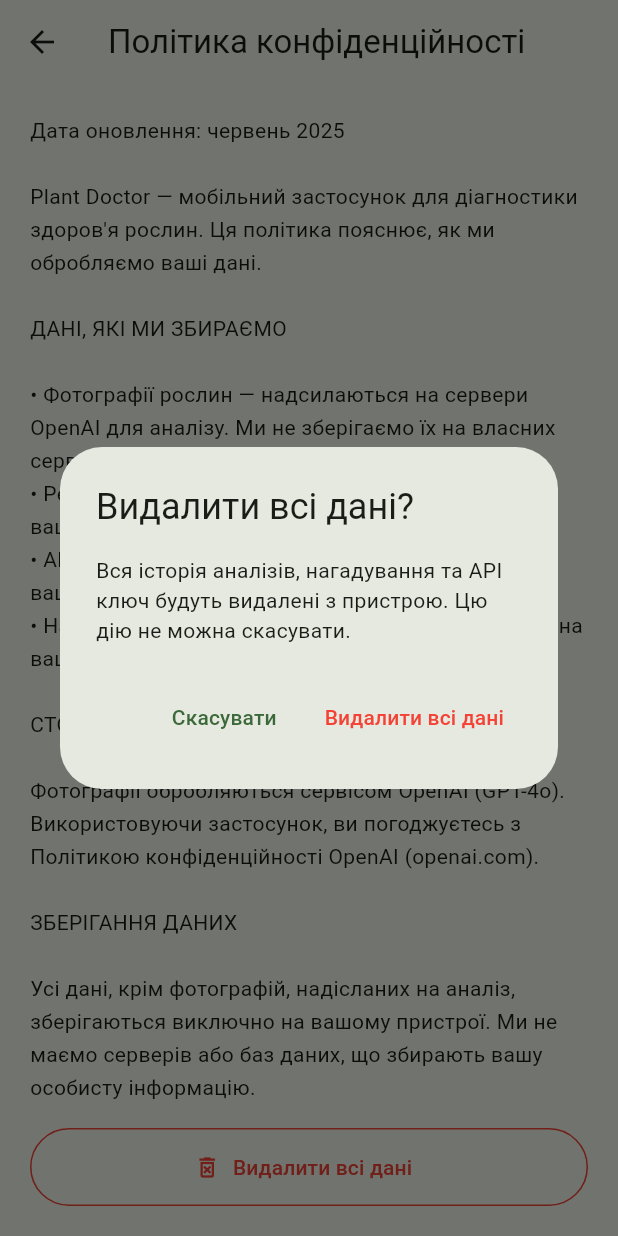
After one commit to pdm7177/plant-doctor, a Flutter app: the PrivacyPolicyScreen screen opened directly, after a tap on "Видалити всі дані", on a phone screen of 412 x 824 dp. The commit adds this screen. Run offline on Flutter 3.47's test engine with Material 3 defaults, Android fonts, the phone set to English and light mode, and no system bars; our stand-ins replace flutter_local_notifications, image_picker, shared_preferences, timezone; accounts and stored records are empty.

Commit message:
feat: Task 6 - Privacy Policy screen with delete all data
- privacy_policy_screen.dart: new screen with full policy text in uk/en/es/ru/de/fr
- privacy_policy_screen.dart: Delete all data button with confirmation dialog
- storage_service.dart: clearAllData() method (deletes images + clears SharedPreferences)
- app_strings.dart: add privacyPolicy/deleteDataBtn/deleteDataTitle/deleteDataMsg/deleteDataDone to all 6 languages
- settings_screen.dart: Privacy Policy ListTile at the bottom, navigates to new screen

```diff
--- a/lib/l10n/app_strings.dart
+++ b/lib/l10n/app_strings.dart
@@ -85,6 +85,12 @@ class AppStrings {
       'recFertilizer': 'Добриво',
       'recAdditional': 'Додатково',
       'notifPermDenied': 'Дозвіл на сповіщення не надано',
+      'privacyPolicy': 'Політика конфіденційності',
+      'deleteDataBtn': 'Видалити всі дані',
+      'deleteDataTitle': 'Видалити всі дані?',
+      'deleteDataMsg':
+          'Вся історія аналізів, нагадування та API ключ будуть видалені з пристрою. Цю дію не можна скасувати.',
+      'deleteDataDone': 'Всі дані видалено',
     },
     'en': {
       'appTitle': 'Plant Doctor',
@@ -168,6 +174,12 @@ class AppStrings {
       'recFertilizer': 'Fertilizer',
       'recAdditional': 'Additional',
       'notifPermDenied': 'Notification permission denied',
+      'privacyPolicy': 'Privacy Policy',
+      'deleteDataBtn': 'Delete all data',
+      'deleteDataTitle': 'Delete all data?',
+      'deleteDataMsg':
+          'All analysis history, reminders and API key will be deleted from your device. This action cannot be undone.',
+      'deleteDataDone': 'All data deleted',
     },
     'es': {
       'appTitle': 'Plant Doctor',
@@ -251,6 +263,12 @@ class AppStrings {
       'recFertilizer': 'Fertilizante',
       'recAdditional': 'Adicional',
       'notifPermDenied': 'Permiso de notificación denegado',
+      'privacyPolicy': 'Política de privacidad',
+      'deleteDataBtn': 'Eliminar todos los datos',
+      'deleteDataTitle': '¿Eliminar todos los datos?',
+      'deleteDataMsg':
+          'Todo el historial de análisis, recordatorios y clave API se eliminarán de tu dispositivo. Esta acción no se puede deshacer.',
+      'deleteDataDone': 'Todos los datos eliminados',
     },
     'ru': {
       'appTitle': 'Plant Doctor',
@@ -334,6 +352,12 @@ class AppStrings {
       'recFertilizer': 'Удобрение',
       'recAdditional': 'Дополнительно',
       'notifPermDenied': 'Разрешение на уведомления не предоставлено',
+      'privacyPolicy': 'Политика конфиденциальности',
+      'deleteDataBtn': 'Удалить все данные',
+      'deleteDataTitle': 'Удалить все данные?',
+      'deleteDataMsg':
+          'Вся история анализов, напоминания и API ключ будут удалены с устройства. Это действие нельзя отменить.',
+      'deleteDataDone': 'Все данные удалены',
     },
     'de': {
       'appTitle': 'Plant Doctor',
@@ -417,6 +441,12 @@ class AppStrings {
       'recFertilizer': 'Dünger',
       'recAdditional': 'Zusätzlich',
       'notifPermDenied': 'Benachrichtigungsberechtigung verweigert',
+      'privacyPolicy': 'Datenschutzrichtlinie',
+      'deleteDataBtn': 'Alle Daten löschen',
+      'deleteDataTitle': 'Alle Daten löschen?',
+      'deleteDataMsg':
+          'Die gesamte Analysehistorie, Erinnerungen und der API-Schlüssel werden vom Gerät gelöscht. Diese Aktion kann nicht rückgängig gemacht werden.',
+      'deleteDataDone': 'Alle Daten gelöscht',
     },
     'fr': {
       'appTitle': 'Plant Doctor',
@@ -500,6 +530,12 @@ class AppStrings {
       'recFertilizer': 'Fertilisant',
       'recAdditional': 'Supplémentaire',
       'notifPermDenied': 'Permission de notification refusée',
+      'privacyPolicy': 'Politique de confidentialité',
+      'deleteDataBtn': 'Supprimer toutes les données',
+      'deleteDataTitle': 'Supprimer toutes les données ?',
+      'deleteDataMsg':
+          "Tout l'historique d'analyses, les rappels et la clé API seront supprimés de votre appareil. Cette action est irréversible.",
+      'deleteDataDone': 'Toutes les données supprimées',
     },
   };
 
@@ -577,6 +613,11 @@ class AppStrings {
   String get languageRu => get('languageRu');
   String get languageDe => get('languageDe');
   String get languageFr => get('languageFr');
+  String get privacyPolicy => get('privacyPolicy');
+  String get deleteDataBtn => get('deleteDataBtn');
+  String get deleteDataTitle => get('deleteDataTitle');
+  String get deleteDataMsg => get('deleteDataMsg');
+  String get deleteDataDone => get('deleteDataDone');
   String get recWatering => get('recWatering');
   String get recLight => get('recLight');
   String get recTemperature => get('recTemperature');
--- /dev/null
+++ b/lib/screens/privacy_policy_screen.dart
@@ -0,0 +1,241 @@
+import 'package:flutter/material.dart';
+import 'package:provider/provider.dart';
+import '../l10n/locale_provider.dart';
+import '../services/storage_service.dart';
+
+class PrivacyPolicyScreen extends StatelessWidget {
+  const PrivacyPolicyScreen({super.key});
+
+  static const Map<String, String> _policyText = {
+    'uk': '''Дата оновлення: червень 2025
+
+Plant Doctor — мобільний застосунок для діагностики здоров'я рослин. Ця політика пояснює, як ми обробляємо ваші дані.
+
+ДАНІ, ЯКІ МИ ЗБИРАЄМО
+
+• Фотографії рослин — надсилаються на сервери OpenAI для аналізу. Ми не зберігаємо їх на власних серверах.
+• Результати аналізів — зберігаються виключно на вашому пристрої.
+• API ключ OpenAI — зберігається локально на вашому пристрої, ніколи не передається нам.
+• Нагадування про полив — зберігаються локально на вашому пристрої.
+
+СТОРОННІ СЕРВІСИ
+
+Фотографії обробляються сервісом OpenAI (GPT-4o). Використовуючи застосунок, ви погоджуєтесь з Політикою конфіденційності OpenAI (openai.com).
+
+ЗБЕРІГАННЯ ДАНИХ
+
+Усі дані, крім фотографій, надісланих на аналіз, зберігаються виключно на вашому пристрої. Ми не маємо серверів або баз даних, що збирають вашу особисту інформацію.
+
+ВАШІ ПРАВА
+
+Ви можете видалити всі свої дані в будь-який час за допомогою кнопки нижче.
+
+ЗВ'ЯЗОК
+
+З питань щодо цієї політики: support@plantdoctor.app''',
+    'en': '''Last updated: June 2025
+
+Plant Doctor is a mobile application for plant health diagnosis. This policy explains how we handle your data.
+
+DATA WE COLLECT
+
+• Plant photos — sent to OpenAI's servers for analysis. We do not store them on our own servers.
+• Analysis history — saved locally on your device only.
+• OpenAI API key — stored locally on your device only, never transmitted to us.
+• Watering reminders — stored locally on your device only.
+
+THIRD-PARTY SERVICES
+
+Your photos are processed by OpenAI (GPT-4o). By using this app, you agree to OpenAI's Privacy Policy (openai.com).
+
+DATA STORAGE
+
+All data except photos sent for analysis is stored exclusively on your device. We have no servers or databases collecting your personal information.
+
+YOUR RIGHTS
+
+You can delete all your data at any time using the button below.
+
+CONTACT
+
+For questions about this policy: support@plantdoctor.app''',
+    'es': '''Última actualización: junio de 2025
+
+Plant Doctor es una aplicación móvil para el diagnóstico de la salud de las plantas. Esta política explica cómo manejamos tus datos.
+
+DATOS QUE RECOPILAMOS
+
+• Fotos de plantas — enviadas a los servidores de OpenAI para su análisis. No las almacenamos en nuestros propios servidores.
+• Historial de análisis — guardado localmente solo en tu dispositivo.
+• Clave API de OpenAI — almacenada localmente en tu dispositivo, nunca nos la transmites.
+• Recordatorios de riego — almacenados localmente en tu dispositivo.
+
+SERVICIOS DE TERCEROS
+
+Tus fotos son procesadas por OpenAI (GPT-4o). Al usar esta aplicación, aceptas la Política de privacidad de OpenAI (openai.com).
+
+ALMACENAMIENTO DE DATOS
+
+Todos los datos, excepto las fotos enviadas para análisis, se almacenan exclusivamente en tu dispositivo. No tenemos servidores ni bases de datos que recopilen tu información personal.
+
+TUS DERECHOS
+
+Puedes eliminar todos tus datos en cualquier momento usando el botón de abajo.
+
+CONTACTO
+
+Para preguntas sobre esta política: support@plantdoctor.app''',
+    'ru': '''Дата обновления: июнь 2025
+
+Plant Doctor — мобильное приложение для диагностики здоровья растений. Эта политика объясняет, как мы обрабатываем ваши данные.
+
+ДАННЫЕ, КОТОРЫЕ МЫ СОБИРАЕМ
+
+• Фотографии растений — отправляются на серверы OpenAI для анализа. Мы не храним их на собственных серверах.
+• История анализов — сохраняется исключительно на вашем устройстве.
+• API ключ OpenAI — хранится локально на вашем устройстве, никогда не передаётся нам.
+• Напоминания о поливе — хранятся локально на вашем устройстве.
+
+СТОРОННИЕ СЕРВИСЫ
+
+Фотографии обрабатываются сервисом OpenAI (GPT-4o). Используя приложение, вы соглашаетесь с Политикой конфиденциальности OpenAI (openai.com).
+
+ХРАНЕНИЕ ДАННЫХ
+
+Все данные, кроме фотографий, отправленных на анализ, хранятся исключительно на вашем устройстве. У нас нет серверов или баз данных, собирающих вашу личную информацию.
+
+ВАШИ ПРАВА
+
+Вы можете удалить все свои данные в любое время с помощью кнопки ниже.
+
+КОНТАКТ
+
+По вопросам этой политики: support@plantdoctor.app''',
+    'de': '''Zuletzt aktualisiert: Juni 2025
+
+Plant Doctor ist eine mobile Anwendung zur Diagnose der Pflanzengesundheit. Diese Richtlinie erklärt, wie wir mit deinen Daten umgehen.
+
+DATEN, DIE WIR ERFASSEN
+
+• Pflanzenfotos — werden zur Analyse an OpenAI-Server gesendet. Wir speichern sie nicht auf unseren eigenen Servern.
+• Analysehistorie — wird ausschließlich lokal auf deinem Gerät gespeichert.
+• OpenAI API-Schlüssel — wird lokal auf deinem Gerät gespeichert, niemals an uns übertragen.
+• Gieß-Erinnerungen — werden lokal auf deinem Gerät gespeichert.
+
+DRITTANBIETER-DIENSTE
+
+Deine Fotos werden von OpenAI (GPT-4o) verarbeitet. Durch die Nutzung der App stimmst du der Datenschutzrichtlinie von OpenAI (openai.com) zu.
+
+DATENSPEICHERUNG
+
+Alle Daten außer den zur Analyse gesendeten Fotos werden ausschließlich auf deinem Gerät gespeichert. Wir haben keine Server oder Datenbanken, die deine persönlichen Daten sammeln.
+
+DEINE RECHTE
+
+Du kannst alle deine Daten jederzeit über die Schaltfläche unten löschen.
+
+KONTAKT
+
+Bei Fragen zu dieser Richtlinie: support@plantdoctor.app''',
+    'fr': '''Dernière mise à jour : juin 2025
+
+Plant Doctor est une application mobile de diagnostic de la santé des plantes. Cette politique explique comment nous traitons vos données.
+
+DONNÉES QUE NOUS COLLECTONS
+
+• Photos de plantes — envoyées aux serveurs d'OpenAI pour analyse. Nous ne les stockons pas sur nos propres serveurs.
+• Historique des analyses — sauvegardé uniquement en local sur votre appareil.
+• Clé API OpenAI — stockée en local sur votre appareil, jamais transmise à nos serveurs.
+• Rappels d'arrosage — stockés en local sur votre appareil.
+
+SERVICES TIERS
+
+Vos photos sont traitées par OpenAI (GPT-4o). En utilisant cette application, vous acceptez la Politique de confidentialité d'OpenAI (openai.com).
+
+STOCKAGE DES DONNÉES
+
+Toutes les données, sauf les photos envoyées pour analyse, sont stockées exclusivement sur votre appareil. Nous ne disposons d'aucun serveur ni base de données collectant vos informations personnelles.
+
+VOS DROITS
+
+Vous pouvez supprimer toutes vos données à tout moment en utilisant le bouton ci-dessous.
+
+CONTACT
+
+Pour toute question sur cette politique : support@plantdoctor.app''',
+  };
+
+  Future<void> _confirmDelete(BuildContext context) async {
+    final s = context.read<LocaleProvider>().strings;
+    final confirmed = await showDialog<bool>(
+      context: context,
+      builder: (ctx) => AlertDialog(
+        title: Text(s.deleteDataTitle),
+        content: Text(s.deleteDataMsg),
+        actions: [
+          TextButton(
+            onPressed: () => Navigator.pop(ctx, false),
+            child: Text(s.cancel),
+          ),
+          TextButton(
+            onPressed: () => Navigator.pop(ctx, true),
+            style: TextButton.styleFrom(foregroundColor: Colors.red),
+            child: Text(s.deleteDataBtn),
+          ),
+        ],
+      ),
+    );
+
+    if (confirmed != true) return;
+    if (!context.mounted) return;
+
+    await StorageService().clearAllData();
+    if (!context.mounted) return;
+
+    ScaffoldMessenger.of(context).showSnackBar(
+      SnackBar(content: Text(s.deleteDataDone)),
+    );
+    Navigator.of(context).popUntil((r) => r.isFirst);
+  }
+
+  @override
+  Widget build(BuildContext context) {
+    final s = context.watch<LocaleProvider>().strings;
+    final lang = context.watch<LocaleProvider>().languageCode;
+    final text = _policyText[lang] ?? _policyText['en']!;
+    final theme = Theme.of(context);
+
+    return Scaffold(
+      appBar: AppBar(title: Text(s.privacyPolicy)),
+      body: Column(
+        children: [
+          Expanded(
+            child: SingleChildScrollView(
+              padding: const EdgeInsets.fromLTRB(20, 20, 20, 8),
+              child: Text(
+                text,
+                style: theme.textTheme.bodyMedium?.copyWith(height: 1.6),
+              ),
+            ),
+          ),
+          Padding(
+            padding: EdgeInsets.fromLTRB(
+                20, 8, 20, MediaQuery.of(context).padding.bottom + 20),
+            child: OutlinedButton.icon(
+              onPressed: () => _confirmDelete(context),
+              icon: const Icon(Icons.delete_forever_outlined, color: Colors.red),
+              label: Text(
+                s.deleteDataBtn,
+                style: const TextStyle(color: Colors.red),
+              ),
+              style: OutlinedButton.styleFrom(
+                minimumSize: const Size(double.infinity, 52),
+                side: const BorderSide(color: Colors.red),
+              ),
+            ),
+          ),
+        ],
+      ),
+    );
+  }
+}
--- a/lib/screens/settings_screen.dart
+++ b/lib/screens/settings_screen.dart
@@ -2,6 +2,7 @@ import 'package:flutter/material.dart';
 import 'package:provider/provider.dart';
 import '../l10n/locale_provider.dart';
 import '../services/storage_service.dart';
+import 'privacy_policy_screen.dart';
 
 class SettingsScreen extends StatefulWidget {
   const SettingsScreen({super.key});
@@ -155,6 +156,20 @@ class _SettingsScreenState extends State<SettingsScreen> {
                 ),
               ],
             ),
+            const SizedBox(height: 32),
+
+            // Privacy Policy link
+            ListTile(
+              contentPadding: EdgeInsets.zero,
+              leading: const Icon(Icons.privacy_tip_outlined),
+              title: Text(s.privacyPolicy),
+              trailing: const Icon(Icons.chevron_right),
+              onTap: () => Navigator.push(
+                context,
+                MaterialPageRoute(
+                    builder: (_) => const PrivacyPolicyScreen()),
+              ),
+            ),
           ],
         ),
       ),
--- a/lib/services/storage_service.dart
+++ b/lib/services/storage_service.dart
@@ -120,4 +120,14 @@ class StorageService {
     });
     await prefs.setStringList(_remindersKey, list);
   }
+
+  Future<void> clearAllData() async {
+    final analyses = await loadAnalyses();
+    for (final a in analyses) {
+      final file = File(a.imagePath);
+      if (await file.exists()) await file.delete();
+    }
+    final prefs = await SharedPreferences.getInstance();
+    await prefs.clear();
+  }
 }
```
